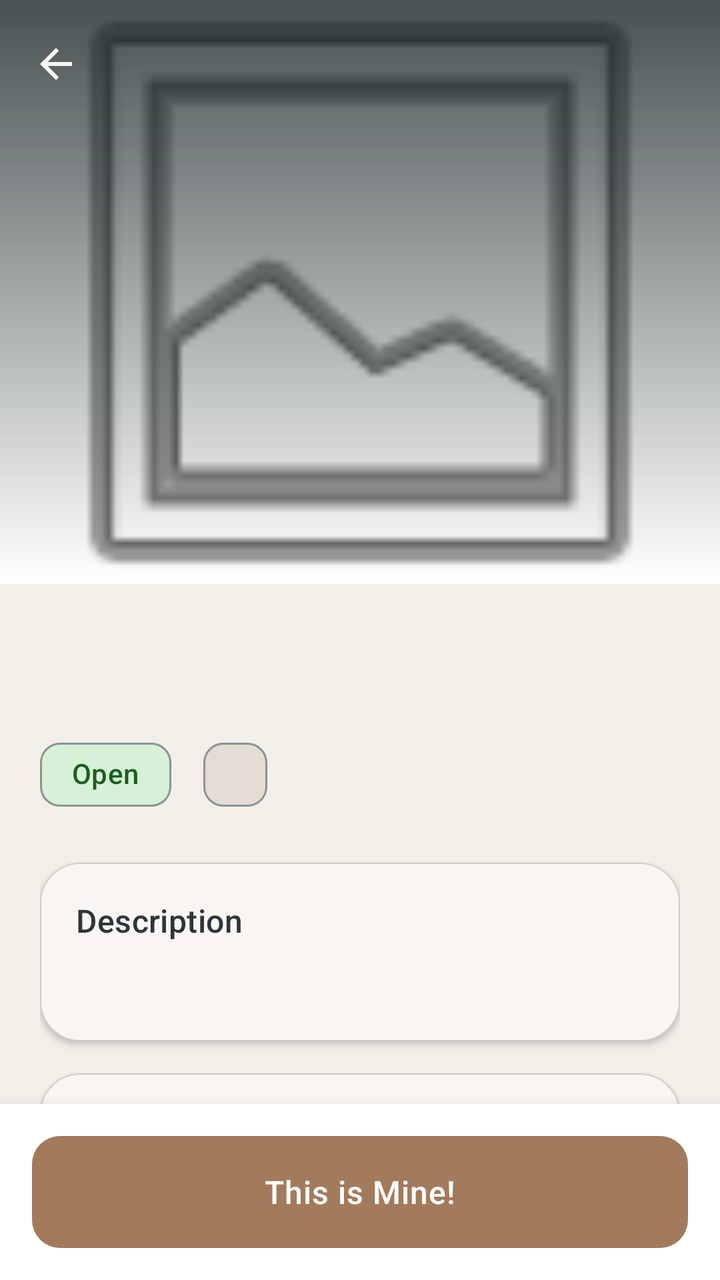
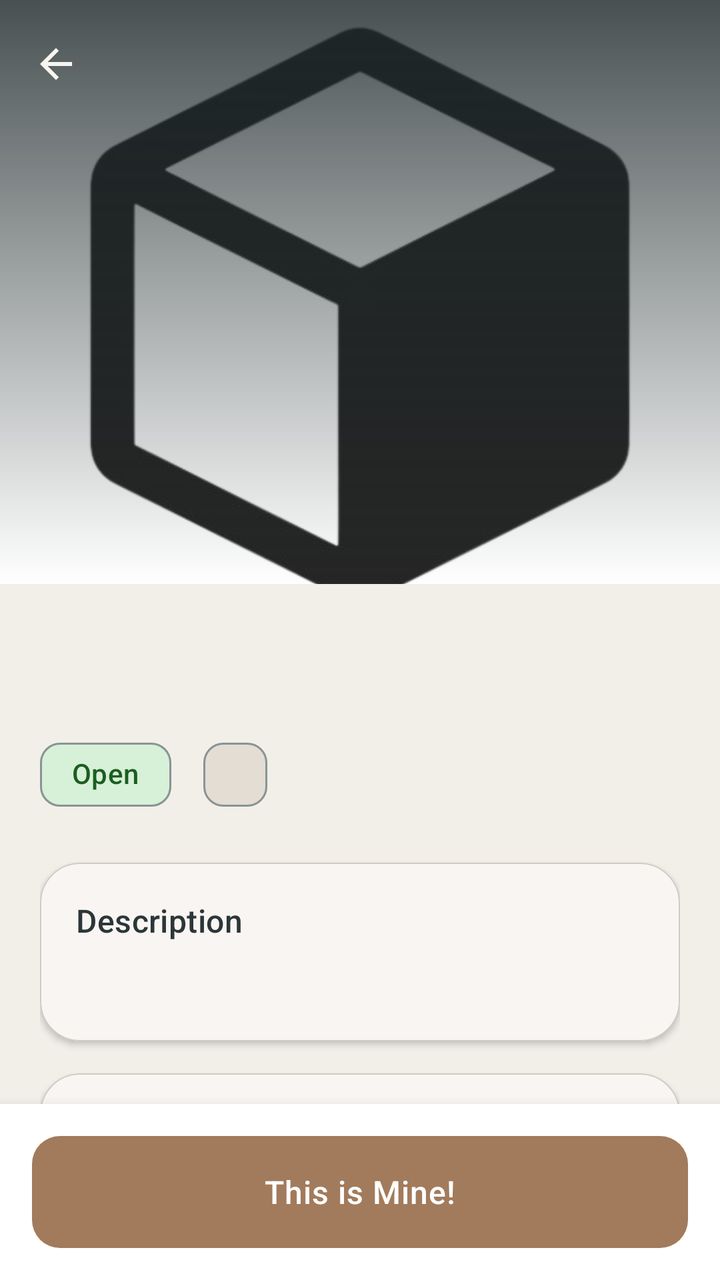

Compare the two renders of this Android layout. The source of the first and the diff that turns it into the second are given below.
<!-- AndroidManifest.xml: application theme Theme.ReClaim -->
<!-- res/layout/activity_item_details.xml -->
<?xml version="1.0" encoding="utf-8"?>
<androidx.coordinatorlayout.widget.CoordinatorLayout xmlns:android="http://schemas.android.com/apk/res/android"
    xmlns:app="http://schemas.android.com/apk/res-auto"
    android:layout_width="match_parent"
    android:layout_height="match_parent"
    android:background="@color/md_theme_background">

    <com.google.android.material.appbar.AppBarLayout
        android:id="@+id/app_bar_layout"
        android:layout_width="match_parent"
        android:layout_height="wrap_content"
        android:fitsSystemWindows="true">

        <com.google.android.material.appbar.CollapsingToolbarLayout
            android:id="@+id/collapsing_toolbar"
            android:layout_width="match_parent"
            android:layout_height="292dp"
            android:fitsSystemWindows="true"
            app:contentScrim="@color/brand_dark"
            app:layout_scrollFlags="scroll|exitUntilCollapsed"
            app:titleCollapseMode="scale"
            app:titleTextColor="@color/brand_white">

            <FrameLayout
                android:layout_width="match_parent"
                android:layout_height="match_parent"
                app:layout_collapseMode="parallax">

                <ImageView
                    android:id="@+id/image_item"
                    android:layout_width="match_parent"
                    android:layout_height="match_parent"
                    android:contentDescription="@string/item_details_title"
                    android:fitsSystemWindows="true"
                    android:scaleType="centerCrop"
                    android:src="@android:drawable/ic_menu_gallery" />

                <View
                    android:layout_width="match_parent"
                    android:layout_height="match_parent"
                    android:background="@drawable/bg_item_image_scrim" />
            </FrameLayout>

            <com.google.android.material.appbar.MaterialToolbar
                android:id="@+id/toolbar_item_details"
                android:layout_width="match_parent"
                android:layout_height="?attr/actionBarSize"
                app:layout_collapseMode="pin"
                app:navigationIcon="@drawable/ic_arrow_back_24"
                app:navigationIconTint="@color/brand_white"
                app:titleTextColor="@color/brand_white" />

        </com.google.android.material.appbar.CollapsingToolbarLayout>

    </com.google.android.material.appbar.AppBarLayout>

    <androidx.core.widget.NestedScrollView
        android:id="@+id/nested_scroll_content"
        android:layout_width="match_parent"
        android:layout_height="match_parent"
        android:clipToPadding="false"
        android:paddingBottom="92dp"
        app:layout_behavior="@string/appbar_scrolling_view_behavior">

        <LinearLayout
            android:layout_width="match_parent"
            android:layout_height="wrap_content"
            android:orientation="vertical"
            android:padding="20dp">

            <com.google.android.material.textview.MaterialTextView
                android:id="@+id/text_item_title"
                android:layout_width="match_parent"
                android:layout_height="wrap_content"
                android:textAppearance="?attr/textAppearanceHeadlineMedium"
                android:textColor="@color/brand_dark" />

            <LinearLayout
                android:layout_width="match_parent"
                android:layout_height="wrap_content"
                android:layout_marginTop="14dp"
                android:orientation="horizontal">

                <com.google.android.material.chip.Chip
                    android:id="@+id/chip_status"
                    style="@style/Widget.Material3.Chip.Assist"
                    android:layout_width="wrap_content"
                    android:layout_height="wrap_content"
                    android:text="@string/status_open"
                    android:textColor="@color/status_open_text"
                    app:chipBackgroundColor="@color/status_open_bg"
                    app:chipCornerRadius="@dimen/chip_corner" />

                <com.google.android.material.chip.Chip
                    android:id="@+id/chip_category"
                    style="@style/Widget.Material3.Chip.Assist"
                    android:layout_width="wrap_content"
                    android:layout_height="wrap_content"
                    android:layout_marginStart="8dp"
                    android:textColor="@color/brand_dark"
                    app:chipBackgroundColor="@color/md_theme_surfaceContainerHigh"
                    app:chipCornerRadius="@dimen/chip_corner" />

            </LinearLayout>

            <com.google.android.material.card.MaterialCardView
                style="@style/Widget.ReClaim.Card"
                android:layout_width="match_parent"
                android:layout_height="wrap_content"
                android:layout_marginTop="20dp">

                <LinearLayout
                    android:layout_width="match_parent"
                    android:layout_height="wrap_content"
                    android:orientation="vertical"
                    android:padding="18dp">

                    <com.google.android.material.textview.MaterialTextView
                        android:id="@+id/label_description"
                        android:layout_width="match_parent"
                        android:layout_height="wrap_content"
                        android:text="@string/label_description"
                        android:textAppearance="?attr/textAppearanceTitleMedium"
                        android:textColor="@color/brand_dark" />

                    <com.google.android.material.textview.MaterialTextView
                        android:id="@+id/text_description"
                        android:layout_width="match_parent"
                        android:layout_height="wrap_content"
                        android:layout_marginTop="10dp"
                        android:textAppearance="?attr/textAppearanceBodyLarge"
                        android:textColor="@color/brand_slate" />
                </LinearLayout>
            </com.google.android.material.card.MaterialCardView>

            <com.google.android.material.card.MaterialCardView
                style="@style/Widget.ReClaim.Card"
                android:layout_width="match_parent"
                android:layout_height="wrap_content"
                android:layout_marginTop="16dp">

                <LinearLayout
                    android:layout_width="match_parent"
                    android:layout_height="wrap_content"
                    android:orientation="vertical"
                    android:padding="18dp">

                    <LinearLayout
                        android:layout_width="match_parent"
                        android:layout_height="wrap_content"
                        android:gravity="center_vertical"
                        android:orientation="horizontal">

                        <ImageView
                            android:layout_width="20dp"
                            android:layout_height="20dp"
                            android:contentDescription="@string/label_location"
                            android:src="@android:drawable/ic_dialog_map"
                            app:tint="@color/brand_accent" />

                        <LinearLayout
                            android:layout_width="0dp"
                            android:layout_height="wrap_content"
                            android:layout_marginStart="12dp"
                            android:layout_weight="1"
                            android:orientation="vertical">

                            <com.google.android.material.textview.MaterialTextView
                                android:layout_width="match_parent"
                                android:layout_height="wrap_content"
                                android:text="@string/label_location"
                                android:textAppearance="?attr/textAppearanceLabelMedium"
                                android:textColor="@color/brand_slate" />

                            <com.google.android.material.textview.MaterialTextView
                                android:id="@+id/text_location"
                                android:layout_width="match_parent"
                                android:layout_height="wrap_content"
                                android:layout_marginTop="4dp"
                                android:textAppearance="?attr/textAppearanceBodyMedium"
                                android:textColor="@color/brand_dark" />
                        </LinearLayout>
                    </LinearLayout>

                    <com.google.android.material.divider.MaterialDivider
                        android:layout_width="match_parent"
                        android:layout_height="wrap_content"
                        android:layout_marginTop="14dp"
                        android:layout_marginBottom="14dp" />

                    <LinearLayout
                        android:layout_width="match_parent"
                        android:layout_height="wrap_content"
                        android:gravity="center_vertical"
                        android:orientation="horizontal">

                        <ImageView
                            android:layout_width="20dp"
                            android:layout_height="20dp"
                            android:contentDescription="@string/label_date_found"
                            android:src="@android:drawable/ic_menu_my_calendar"
                            app:tint="@color/brand_accent" />

                        <LinearLayout
                            android:layout_width="0dp"
                            android:layout_height="wrap_content"
                            android:layout_marginStart="12dp"
                            android:layout_weight="1"
                            android:orientation="vertical">

                            <com.google.android.material.textview.MaterialTextView
                                android:layout_width="match_parent"
                                android:layout_height="wrap_content"
                                android:text="@string/label_date_found"
                                android:textAppearance="?attr/textAppearanceLabelMedium"
                                android:textColor="@color/brand_slate" />

                            <com.google.android.material.textview.MaterialTextView
                                android:id="@+id/text_date_found"
                                android:layout_width="match_parent"
                                android:layout_height="wrap_content"
                                android:layout_marginTop="4dp"
                                android:textAppearance="?attr/textAppearanceBodyMedium"
                                android:textColor="@color/brand_dark" />
                        </LinearLayout>
                    </LinearLayout>

                    <com.google.android.material.divider.MaterialDivider
                        android:layout_width="match_parent"
                        android:layout_height="wrap_content"
                        android:layout_marginTop="14dp"
                        android:layout_marginBottom="14dp" />

                    <LinearLayout
                        android:layout_width="match_parent"
                        android:layout_height="wrap_content"
                        android:gravity="center_vertical"
                        android:orientation="horizontal">

                        <ImageView
                            android:layout_width="20dp"
                            android:layout_height="20dp"
                            android:contentDescription="@string/label_reported_by"
                            android:src="@android:drawable/ic_menu_myplaces"
                            app:tint="@color/brand_accent" />

                        <LinearLayout
                            android:layout_width="0dp"
                            android:layout_height="wrap_content"
                            android:layout_marginStart="12dp"
                            android:layout_weight="1"
                            android:orientation="vertical">

                            <com.google.android.material.textview.MaterialTextView
                                android:layout_width="match_parent"
                                android:layout_height="wrap_content"
                                android:text="@string/label_reported_by"
                                android:textAppearance="?attr/textAppearanceLabelMedium"
                                android:textColor="@color/brand_slate" />

                            <com.google.android.material.textview.MaterialTextView
                                android:id="@+id/text_reported_by"
                                android:layout_width="match_parent"
                                android:layout_height="wrap_content"
                                android:layout_marginTop="4dp"
                                android:textAppearance="?attr/textAppearanceBodyMedium"
                                android:textColor="@color/brand_dark" />
                        </LinearLayout>
                    </LinearLayout>
                </LinearLayout>
            </com.google.android.material.card.MaterialCardView>
        </LinearLayout>

    </androidx.core.widget.NestedScrollView>

    <FrameLayout
        android:id="@+id/bottom_claim_container"
        android:layout_width="match_parent"
        android:layout_height="wrap_content"
        android:layout_gravity="bottom"
        android:background="@color/md_theme_surfaceContainerLowest"
        android:elevation="10dp"
        android:padding="16dp">

        <com.google.android.material.button.MaterialButton
            android:id="@+id/btn_claim"
            style="@style/Widget.ReClaim.Button.Primary"
            android:layout_width="match_parent"
            android:layout_height="56dp"
            android:text="@string/btn_claim"
            android:textAppearance="?attr/textAppearanceTitleMedium" />

    </FrameLayout>

</androidx.coordinatorlayout.widget.CoordinatorLayout>
<!-- resources referenced by this layout -->
<resources>
  <color name="brand_accent">#A27B5C</color>
  <color name="brand_dark">#2C3639</color>
  <color name="brand_slate">#3F4E4F</color>
  <color name="brand_white">#F7F5F0</color>
  <color name="md_theme_background">#F2EFE9</color>
  <color name="md_theme_surfaceContainerHigh">#E3DDD4</color>
  <color name="md_theme_surfaceContainerLowest">#FFFFFF</color>
  <color name="status_open_bg">#D7F0D8</color>
  <color name="status_open_text">#1B5E20</color>
  <dimen name="chip_corner">10dp</dimen>
  <!-- drawable bg_item_image_scrim (drawable) -->
  <?xml version="1.0" encoding="utf-8"?>
  <shape xmlns:android="http://schemas.android.com/apk/res/android" android:shape="rectangle">
      <gradient
          android:angle="90"
          android:startColor="#001A2526"
          android:endColor="#CC1A2526"
          android:type="linear" />
  </shape>
  <string name="btn_claim">This is Mine!</string>
  <string name="item_details_title">Item Details</string>
  <string name="label_date_found">Date Found</string>
  <string name="label_description">Description</string>
  <string name="label_location">Location</string>
  <string name="label_reported_by">Reported by</string>
  <string name="status_open">Open</string>
  <style name="Widget.ReClaim.Card" parent="Widget.Material3.CardView.Elevated">
          <item name="cardCornerRadius">@dimen/card_radius</item>
          <item name="cardElevation">2dp</item>
          <item name="cardBackgroundColor">@color/md_theme_surfaceContainerLowest</item>
          <item name="strokeColor">@color/md_theme_outlineVariant</item>
          <item name="strokeWidth">0.5dp</item>
      </style>
  <color name="text_on_accent">#FFFFFF</color>
  <dimen name="card_radius">20dp</dimen>
  <color name="md_theme_outlineVariant">#D0CAC0</color>
  <color name="md_theme_primary">#A27B5C</color>
  <color name="md_theme_onPrimary">#FFFFFF</color>
  <color name="md_theme_primaryContainer">#F0E3D4</color>
  <color name="md_theme_onPrimaryContainer">#2C3639</color>
  <color name="md_theme_secondary">#3F4E4F</color>
  <color name="md_theme_onSecondary">#DCD7C9</color>
  <color name="md_theme_secondaryContainer">#C4D1D2</color>
  <color name="md_theme_onSecondaryContainer">#1A2E2F</color>
  <color name="md_theme_tertiary">#2C3639</color>
  <color name="md_theme_onTertiary">#DCD7C9</color>
  <color name="md_theme_tertiaryContainer">#DCD7C9</color>
  <color name="md_theme_onTertiaryContainer">#2C3639</color>
  <color name="md_theme_error">#B3261E</color>
  <color name="md_theme_onError">#FFFFFF</color>
  <color name="md_theme_errorContainer">#F9DEDC</color>
  <color name="md_theme_onErrorContainer">#410E0B</color>
  <color name="md_theme_onBackground">#2C3639</color>
  <color name="md_theme_surface">#FFFFFF</color>
  <color name="md_theme_onSurface">#2C3639</color>
  <color name="md_theme_surfaceVariant">#EAE5DC</color>
  <color name="md_theme_onSurfaceVariant">#3F4E4F</color>
  <color name="md_theme_outline">#8A9394</color>
  <color name="md_theme_surfaceContainerLow">#F7F4EE</color>
  <color name="md_theme_surfaceContainer">#EDE9E0</color>
  <color name="md_theme_surfaceContainerHighest">#D8D2C8</color>
  <!-- unchanged entries left out for length: 3 -->
</resources>

<!-- the commit's change to res/layout/activity_item_details.xml (unified diff, before → after) -->
@@ -33,7 +33,7 @@
                     android:contentDescription="@string/item_details_title"
                     android:fitsSystemWindows="true"
                     android:scaleType="centerCrop"
-                    android:src="@android:drawable/ic_menu_gallery" />
+                    android:src="@drawable/ic_item_placeholder" />
 
                 <View
                     android:layout_width="match_parent"
@@ -225,48 +225,59 @@
                         </LinearLayout>
                     </LinearLayout>
 
-                    <com.google.android.material.divider.MaterialDivider
-                        android:layout_width="match_parent"
-                        android:layout_height="wrap_content"
-                        android:layout_marginTop="14dp"
-                        android:layout_marginBottom="14dp" />
-
-                    <LinearLayout
-                        android:layout_width="match_parent"
-                        android:layout_height="wrap_content"
-                        android:gravity="center_vertical"
-                        android:orientation="horizontal">
+                </LinearLayout>
+            </com.google.android.material.card.MaterialCardView>
+
+            
+            <com.google.android.material.textview.MaterialTextView
+                android:layout_width="match_parent"
+                android:layout_height="wrap_content"
+                android:layout_marginTop="20dp"
+                android:text="@string/label_reported_by"
+                android:textAppearance="?attr/textAppearanceTitleMedium"
+                android:textColor="@color/brand_dark" />
+
+            <com.google.android.material.card.MaterialCardView
+                android:id="@+id/card_reporter"
+                style="@style/Widget.ReClaim.Card"
+                android:layout_width="match_parent"
+                android:layout_height="wrap_content"
+                android:layout_marginTop="12dp"
+                android:clickable="false"
+                android:focusable="false">
+
+                <LinearLayout
+                    android:layout_width="match_parent"
+                    android:layout_height="wrap_content"
+                    android:gravity="center_vertical"
+                    android:orientation="horizontal"
+                    android:padding="16dp">
+
+                    <com.google.android.material.card.MaterialCardView
+                        android:layout_width="56dp"
+                        android:layout_height="56dp"
+                        app:cardCornerRadius="28dp"
+                        app:cardElevation="0dp"
+                        app:strokeColor="@color/md_theme_surfaceContainerHigh"
+                        app:strokeWidth="1dp">
 
                         <ImageView
-                            android:layout_width="20dp"
-                            android:layout_height="20dp"
-                            android:contentDescription="@string/label_reported_by"
-                            android:src="@android:drawable/ic_menu_myplaces"
-                            app:tint="@color/brand_accent" />
-
-                        <LinearLayout
-                            android:layout_width="0dp"
-                            android:layout_height="wrap_content"
-                            android:layout_marginStart="12dp"
-                            android:layout_weight="1"
-                            android:orientation="vertical">
-
-                            <com.google.android.material.textview.MaterialTextView
-                                android:layout_width="match_parent"
-                                android:layout_height="wrap_content"
-                                android:text="@string/label_reported_by"
-                                android:textAppearance="?attr/textAppearanceLabelMedium"
-                                android:textColor="@color/brand_slate" />
-
-                            <com.google.android.material.textview.MaterialTextView
-                                android:id="@+id/text_reported_by"
-                                android:layout_width="match_parent"
-                                android:layout_height="wrap_content"
-                                android:layout_marginTop="4dp"
-                                android:textAppearance="?attr/textAppearanceBodyMedium"
-                                android:textColor="@color/brand_dark" />
-                        </LinearLayout>
-                    </LinearLayout>
+                            android:id="@+id/image_reporter_avatar"
+                            android:layout_width="match_parent"
+                            android:layout_height="match_parent"
+                            android:contentDescription="@string/cd_profile_avatar"
+                            android:scaleType="centerCrop"
+                            android:src="@drawable/ic_settings_person" />
+                    </com.google.android.material.card.MaterialCardView>
+
+                    <com.google.android.material.textview.MaterialTextView
+                        android:id="@+id/text_reported_by"
+                        android:layout_width="0dp"
+                        android:layout_height="wrap_content"
+                        android:layout_marginStart="16dp"
+                        android:layout_weight="1"
+                        android:textAppearance="?attr/textAppearanceTitleMedium"
+                        android:textColor="@color/brand_dark" />
                 </LinearLayout>
             </com.google.android.material.card.MaterialCardView>
         </LinearLayout>
<!-- resource entries referenced after the edit -->
@@ -19,7 +19,20 @@
           android:endColor="#CC1A2526"
           android:type="linear" />
   </shape>
+  <!-- drawable ic_item_placeholder: png bitmap (drawable-xxhdpi, 49522 bytes) -->
+  <!-- drawable ic_settings_person (drawable) -->
+  <?xml version="1.0" encoding="utf-8"?>
+  <vector xmlns:android="http://schemas.android.com/apk/res/android"
+      android:width="24dp"
+      android:height="24dp"
+      android:viewportWidth="24"
+      android:viewportHeight="24">
+      <path
+          android:fillColor="#FF000000"
+          android:pathData="M12,12c2.21,0 4,-1.79 4,-4s-1.79,-4 -4,-4 -4,1.79 -4,4 1.79,4 4,4zM12,14c-2.67,0 -8,1.34 -8,4v2h16v-2c0,-2.66 -5.33,-4 -8,-4z" />
+  </vector>
   <string name="btn_claim">This is Mine!</string>
+  <string name="cd_profile_avatar">Profile photo</string>
   <string name="item_details_title">Item Details</string>
   <string name="label_date_found">Date Found</string>
   <string name="label_description">Description</string>
